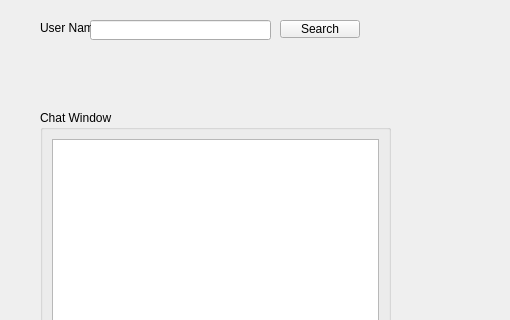
Qt form mainwindow.ui (SirMel0n/QT-Desktop-Messenger) before a commit; both pictures show x 0 to 510 and y 0 to 320 of the 800 by 600 pixel window.
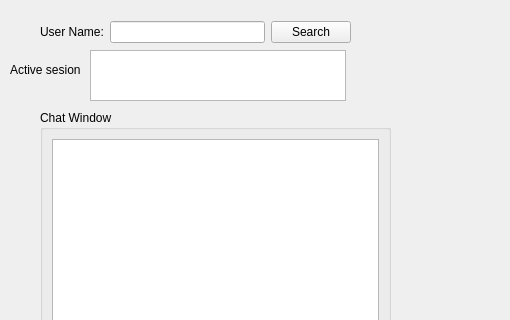
The same form after that commit.

Commit message: Message request and Session response

What changed in the file:
```diff
--- a/mainwindow.ui
+++ b/mainwindow.ui
@@ -55,40 +55,56 @@
      </item>
     </layout>
    </widget>
-   <widget class="QLineEdit" name="lnSearch">
+   <widget class="QWidget" name="layoutWidget">
+    <property name="geometry">
+     <rect>
+      <x>40</x>
+      <y>20</y>
+      <width>311</width>
+      <height>24</height>
+     </rect>
+    </property>
+    <layout class="QHBoxLayout" name="horizontalLayout">
+     <item>
+      <widget class="QLabel" name="label_2">
+       <property name="text">
+        <string>User Name:</string>
+       </property>
+      </widget>
+     </item>
+     <item>
+      <widget class="QLineEdit" name="lnSearch"/>
+     </item>
+     <item>
+      <widget class="QPushButton" name="btnSearch">
+       <property name="text">
+        <string>Search</string>
+       </property>
+      </widget>
+     </item>
+    </layout>
+   </widget>
+   <widget class="QListWidget" name="lstUsers">
     <property name="geometry">
      <rect>
       <x>90</x>
-      <y>20</y>
-      <width>181</width>
+      <y>50</y>
+      <width>256</width>
+      <height>51</height>
+     </rect>
+    </property>
+   </widget>
+   <widget class="QLabel" name="lblActiveSession">
+    <property name="geometry">
+     <rect>
+      <x>10</x>
+      <y>60</y>
+      <width>71</width>
       <height>20</height>
      </rect>
     </property>
-   </widget>
-   <widget class="QLabel" name="label_2">
-    <property name="geometry">
-     <rect>
-      <x>40</x>
-      <y>20</y>
-      <width>51</width>
-      <height>16</height>
-     </rect>
-    </property>
     <property name="text">
-     <string>User Name:</string>
-    </property>
-   </widget>
-   <widget class="QPushButton" name="btnSearch">
-    <property name="geometry">
-     <rect>
-      <x>280</x>
-      <y>20</y>
-      <width>80</width>
-      <height>18</height>
-     </rect>
-    </property>
-    <property name="text">
-     <string>Search</string>
+     <string>Active sesion</string>
     </property>
    </widget>
   </widget>
```
The commit also changes 4 other files.
